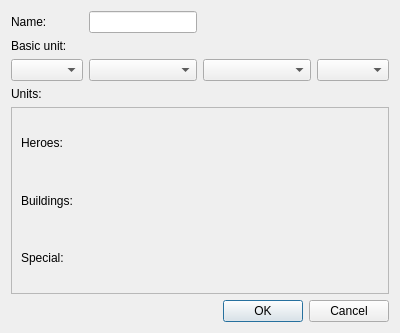
Qt form src/editor/objecteditor/ui/unitselectiondialog.ui (tdauth/wc3lib) before a commit.
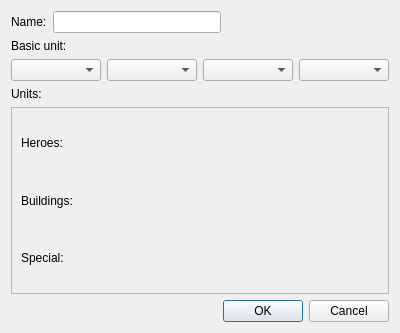
The same form after that commit. Custom widgets are drawn as their Qt base class.

The edit to the form file:
```diff
--- a/src/editor/objecteditor/ui/unitselectiondialog.ui
+++ b/src/editor/objecteditor/ui/unitselectiondialog.ui
@@ -14,30 +14,19 @@
    <string>Dialog</string>
   </property>
   <layout class="QGridLayout" name="gridLayout_5">
-   <item row="3" column="0">
-    <widget class="QLabel" name="m_unitsLabel">
+   <item row="0" column="0" colspan="6">
+    <layout class="QHBoxLayout" name="horizontalLayout">
+     <item>
+      <widget class="QLabel" name="m_nameLabel">
      <property name="text">
-      <string>Units:</string>
+        <string>Name:</string>
      </property>
     </widget>
    </item>
-   <item row="9" column="2" colspan="2">
-    <widget class="KDialogButtonBox" name="m_dialogButtonBox">
-     <property name="standardButtons">
-      <set>QDialogButtonBox::Cancel|QDialogButtonBox::Ok</set>
-     </property>
-    </widget>
-   </item>
-   <item row="2" column="3">
-    <widget class="KComboBox" name="m_levelComboBox"/>
-   </item>
-   <item row="2" column="2">
-    <widget class="KComboBox" name="m_tilesetComboBox"/>
-   </item>
-   <item row="2" column="1">
-    <widget class="KComboBox" name="m_meleeComboBox"/>
-   </item>
-   <item row="0" column="2">
+     <item>
+      <widget class="KLineEdit" name="m_nameLineEdit"/>
+     </item>
+     <item>
     <spacer name="horizontalSpacer_2">
      <property name="orientation">
       <enum>Qt::Horizontal</enum>
@@ -50,27 +39,9 @@
      </property>
     </spacer>
    </item>
-   <item row="2" column="0">
-    <widget class="KComboBox" name="m_raceComboBox"/>
+    </layout>
    </item>
-   <item row="1" column="0">
-    <widget class="QLabel" name="m_basicUnitLabel">
-     <property name="text">
-      <string>Basic unit:</string>
-     </property>
-    </widget>
-   </item>
-   <item row="0" column="1">
-    <widget class="KLineEdit" name="m_nameLineEdit"/>
-   </item>
-   <item row="0" column="0">
-    <widget class="QLabel" name="m_nameLabel">
-     <property name="text">
-      <string>Name:</string>
-     </property>
-    </widget>
-   </item>
-   <item row="4" column="0" colspan="4">
+   <item row="4" column="0" colspan="6">
     <widget class="QScrollArea" name="m_scrollArea">
      <property name="widgetResizable">
       <bool>true</bool>
@@ -122,6 +93,43 @@
      </widget>
     </widget>
    </item>
+   <item row="9" column="4" colspan="2">
+    <widget class="KDialogButtonBox" name="m_dialogButtonBox">
+     <property name="standardButtons">
+      <set>QDialogButtonBox::Cancel|QDialogButtonBox::Ok</set>
+     </property>
+    </widget>
+   </item>
+   <item row="3" column="0">
+    <widget class="QLabel" name="m_unitsLabel">
+     <property name="text">
+      <string>Units:</string>
+     </property>
+    </widget>
+   </item>
+   <item row="2" column="0" colspan="6">
+    <layout class="QHBoxLayout" name="horizontalLayout_2">
+     <item>
+      <widget class="KComboBox" name="m_raceComboBox"/>
+     </item>
+     <item>
+      <widget class="KComboBox" name="m_meleeComboBox"/>
+     </item>
+     <item>
+      <widget class="KComboBox" name="m_tilesetComboBox"/>
+     </item>
+     <item>
+      <widget class="KComboBox" name="m_levelComboBox"/>
+     </item>
+    </layout>
+   </item>
+   <item row="1" column="0" colspan="6">
+    <widget class="QLabel" name="m_basicUnitLabel">
+     <property name="text">
+      <string>Basic unit:</string>
+     </property>
+    </widget>
+   </item>
   </layout>
  </widget>
  <customwidgets>
```
Left out of the diff: 2 changed lines with no effect on the pictures. Lines whose indentation alone changed are shown as unchanged.
